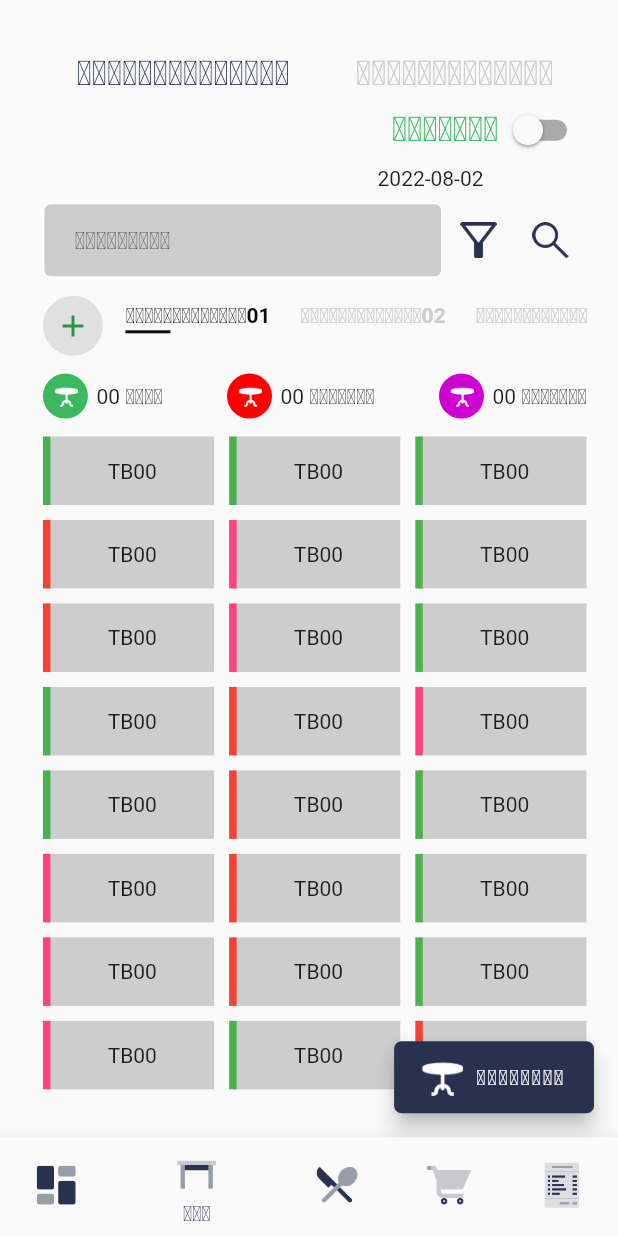
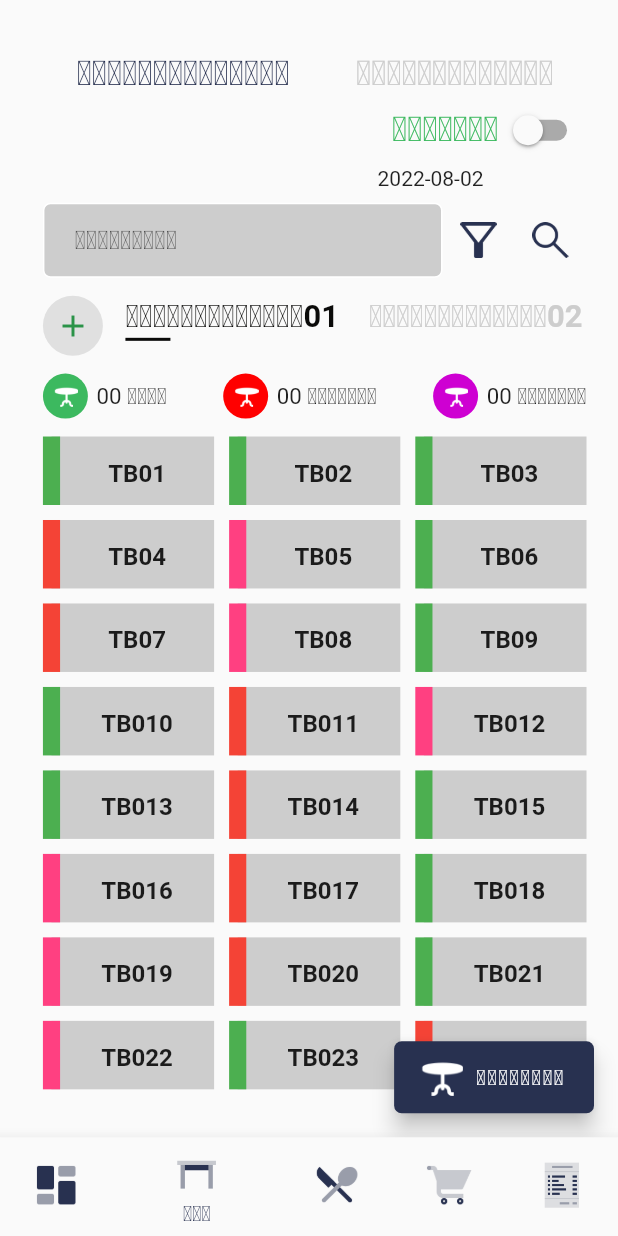
Before and after one commit to Khampasert9328/Erp-POS, a Flutter app: the screen it shows after launch, item 2 of the bottom bar chosen, on a phone screen of 412 x 824 dp. Run offline on Flutter 3.47's test engine with Material 2 defaults, Android fonts, the phone set to English and light mode, and no system bars; our stand-ins replace awesome_dialog, flutter_screenutil, pie_chart; Roboto replaces fonts that are missing (Phetsarath).

Commit message:
Update Table
- update button booking

```diff
--- a/lib/pages/table/components/card_item.dart
+++ b/lib/pages/table/components/card_item.dart
@@ -4,11 +4,17 @@ import 'package:erp_pos/constant/theme.dart';
 import 'package:erp_pos/pages/table/components/detail_table.dart';
 import 'package:erp_pos/pages/table/components/models/card_models.dart';
 import 'package:flutter/material.dart';
+import 'package:flutter_screenutil/flutter_screenutil.dart';
 
 class CardItem extends StatelessWidget {
-   String title;
-   Color color;
-  CardItem({required this.title,required this.color});
+  String id;
+  String title;
+  Color color;
+  CardItem({
+    required this.title,
+    required this.color,
+    required this.id,
+  });
 
   @override
   Widget build(BuildContext context) {
@@ -17,21 +23,43 @@ class CardItem extends StatelessWidget {
         Navigator.push(
           context,
           MaterialPageRoute(
-            builder: (_) => DetailTable(title: title, color: color),
+            builder: (_) => DetailTable(
+              title: title,
+              color: color,
+              id: id,
+            ),
           ),
         );
       },
       child: Container(
         padding: EdgeInsets.all(15),
         child: Center(
-          child: Text(title),
+          child: Row(
+            mainAxisAlignment: MainAxisAlignment.center,
+            children: [
+              Text(
+                title,
+                style: TextStyle(
+                  fontWeight: FontWeight.bold,
+                  fontSize: 14.sp,
+                ),
+              ),
+              Text(
+                id,
+                style: TextStyle(
+                  fontWeight: FontWeight.bold,
+                  fontSize: 14.sp,
+                ),
+              )
+            ],
+          ),
         ),
         decoration: BoxDecoration(
           color: ERPTheme.GREY_COLOR,
-          border:  Border(
+          border: Border(
             left: BorderSide(
               color: color,
-              width: 5.0,
+              width: 10.w,
             ),
           ),
           //borderRadius: BorderRadius.circular(5),
--- a/lib/pages/table/components/dummy_data.dart
+++ b/lib/pages/table/components/dummy_data.dart
@@ -7,122 +7,122 @@ import 'package:flutter/material.dart';
 const DummyData = const [
   CardModels(
     id: "1",
-    title: "TB00",
+    title: "TB0",
     color:Colors.green
   ),
   CardModels(
     id: "2",
-    title: "TB00",
+    title: "TB0",
     color:Colors.green
   ),
   CardModels(
     id: "3",
-    title: "TB00",
+    title: "TB0",
     color:Colors.green
   ),
   CardModels(
     id: "4",
-    title: "TB00",
+    title: "TB0",
     color:Colors.red
   ),
   CardModels(
     id: "5",
-    title: "TB00",
+    title: "TB0",
     color:Colors.pinkAccent
   ),
   CardModels(
     id: "6",
-    title: "TB00",
+    title: "TB0",
     color:Colors.green
   ),
   CardModels(
     id: "7",
-    title: "TB00",
+    title: "TB0",
     color:Colors.red
   ),
   CardModels(
     id: "8",
-    title: "TB00",
+    title: "TB0",
     color:Colors.pinkAccent
   ),
   CardModels(
     id: "9",
-    title: "TB00",
+    title: "TB0",
     color:Colors.green
   ),
   CardModels(
     id: "10",
-    title: "TB00",
+    title: "TB0",
     color:Colors.green
   ),
   CardModels(
-    id: "6",
-    title: "TB00",
+    id: "11",
+    title: "TB0",
     color:Colors.red
   ),
   CardModels(
-    id: "11",
-    title: "TB00",
+    id: "12",
+    title: "TB0",
     color:Colors.pinkAccent
   ),
   CardModels(
-    id: "12",
-    title: "TB00",
+    id: "13",
+    title: "TB0",
     color:Colors.green
   ),
    CardModels(
-    id: "13",
-    title: "TB00",
+    id: "14",
+    title: "TB0",
     color:Colors.red
   ),
    CardModels(
-    id: "14",
-    title: "TB00",
+    id: "15",
+    title: "TB0",
     color:Colors.green
   ),
    CardModels(
-    id: "15",
-    title: "TB00",
+    id: "16",
+    title: "TB0",
     color:Colors.pinkAccent
   ),
    CardModels(
-    id: "16",
-    title: "TB00",
+    id: "17",
+    title: "TB0",
     color:Colors.red
   ),
   CardModels(
-    id: "17",
-    title: "TB00",
+    id: "18",
+    title: "TB0",
     color:Colors.green
   ),
   CardModels(
-    id: "18",
-    title: "TB00",
+    id: "19",
+    title: "TB0",
     color:Colors.pinkAccent
   ),
   CardModels(
-    id: "19",
-    title: "TB00",
+    id: "20",
+    title: "TB0",
     color:Colors.red
   ),
   CardModels(
-    id: "20",
-    title: "TB00",
+    id: "21",
+    title: "TB0",
     color:Colors.green
   ),
   CardModels(
-    id: "21",
-    title: "TB00",
+    id: "22",
+    title: "TB0",
     color:Colors.pinkAccent
   ),
   CardModels(
-    id: "22",
-    title: "TB00",
+    id: "23",
+    title: "TB0",
     color:Colors.green
   ),
   CardModels(
-    id: "23",
-    title: "TB00",
+    id: "24",
+    title: "TB0",
     color:Colors.red
   ),
 ];
--- a/lib/pages/table/components/listview_table.dart
+++ b/lib/pages/table/components/listview_table.dart
@@ -46,7 +46,7 @@ class _ListViewTableState extends State<ListViewTable> {
         ),
         Expanded(
           child: Container(
-            height: 25.h,
+            height: 30.h,
             child: ListView.builder(
                 shrinkWrap: true,
                 scrollDirection: Axis.horizontal,
@@ -66,6 +66,7 @@ class _ListViewTableState extends State<ListViewTable> {
                           Text(
                             item[index],
                             style: TextStyle(
+                              fontSize: 18.sp,
                                 fontWeight: FontWeight.bold,
                                 color: selectIndex == index
                                     ? ERPTheme.BLACK_COLOR
--- a/lib/pages/table/components/navbar_status.dart
+++ b/lib/pages/table/components/navbar_status.dart
@@ -31,11 +31,15 @@ class _NavBarStatusState extends State<NavBarStatus> {
                   width: 15.w,
                 ),
               ),
-
               SizedBox(
                 width: 5.w,
               ),
-              Text("00 ວ່າງ"),
+              Text(
+                "00 ວ່າງ",
+                style: TextStyle(
+                  fontSize: 13.sp,
+                ),
+              ),
             ],
           ),
         ),
@@ -54,7 +58,12 @@ class _NavBarStatusState extends State<NavBarStatus> {
               SizedBox(
                 width: 5.w,
               ),
-              Text("00 ບໍ່ວ່າງ"),
+              Text(
+                "00 ບໍ່ວ່າງ",
+                style: TextStyle(
+                  fontSize: 13.sp,
+                ),
+              ),
             ],
           ),
         ),
@@ -73,12 +82,16 @@ class _NavBarStatusState extends State<NavBarStatus> {
               SizedBox(
                 width: 5.w,
               ),
-              Text("00 ຈອງແລ້ວ"),
+              Text(
+                "00 ຈອງແລ້ວ",
+                style: TextStyle(
+                  fontSize: 13.sp,
+                ),
+              ),
             ],
           ),
         ),
       ],
     );
   }
-
 }
--- a/lib/pages/table/components/search_table.dart
+++ b/lib/pages/table/components/search_table.dart
@@ -1,5 +1,6 @@
 import 'package:erp_pos/constant/theme.dart';
 import 'package:flutter/material.dart';
+import 'package:flutter_screenutil/flutter_screenutil.dart';
 
 class SearchTable extends StatefulWidget {
   const SearchTable({Key? key}) : super(key: key);
@@ -18,15 +19,17 @@ class _SearchTableState extends State<SearchTable> {
           border: Border.all(color: ERPTheme.WHITE_COLOR),
           borderRadius: BorderRadius.circular(5),
         ),
-        child: const Padding(
-          padding: EdgeInsets.only(
+        child: Padding(
+          padding: const EdgeInsets.only(
             left: 20.0,
           ),
           child: TextField(
             decoration: InputDecoration(
-              border: InputBorder.none,
-              hintText: 'ຄົ້ນຫາໂຕະ',
-            ),
+                border: InputBorder.none,
+                hintText: 'ຄົ້ນຫາໂຕະ',
+                hintStyle: TextStyle(
+                  fontSize: 15.sp,
+                )),
           ),
         ),
       ),
--- a/lib/pages/table/components/table_body.dart
+++ b/lib/pages/table/components/table_body.dart
@@ -183,6 +183,7 @@ class _TableBodyState extends State<TableBody> {
                 (CardModels) => CardItem(
                   title: CardModels.title,
                   color: CardModels.color,
+                  id: CardModels.id,
                 ),
               ).toList(),
             ),
```
Also changed, not shown: lib/pages/table/components/detail_table.dart (+72 -28 lines), lib/pages/table/components/info_booking_table.dart (+52 -46 lines), lib/pages/table/components/textdate.dart (+5 -2 lines), lib/widget/style.dart (+15 -15 lines), flutter_03.png (added). Lines whose indentation alone changed are shown as unchanged.
